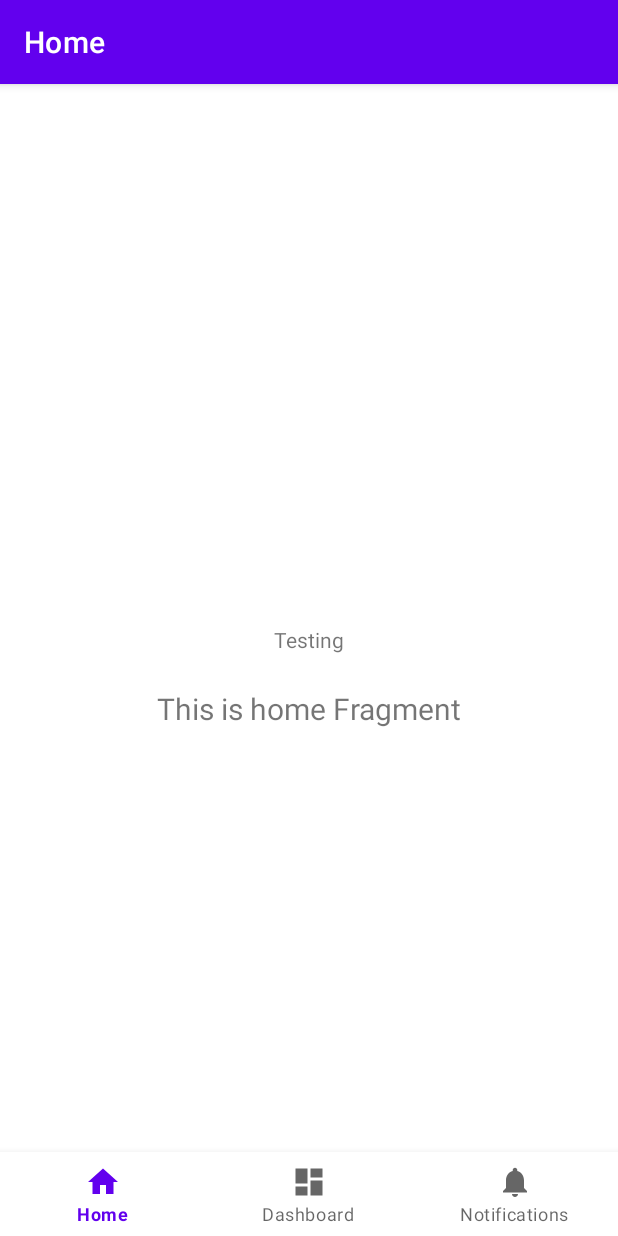
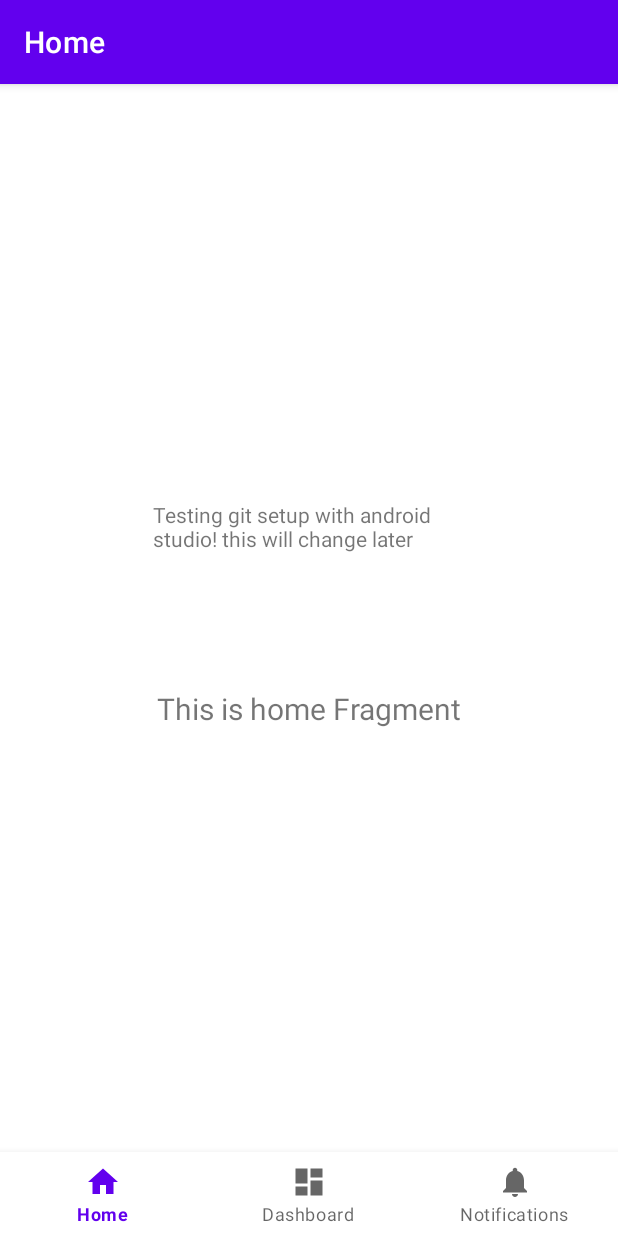
Before and after one commit to aklambert/Wellness-Journal, an Android app: the screen it shows after launch (MainActivity), on a phone screen of 412 x 824 dp. Run offline under Robolectric (Android 15) with nearby library versions, the phone set to English and light mode, and no system bars; our stand-ins replace navigation-ui.

Commit message:
#24, Testing making changes to now mostly setup environment

```diff
--- a/app/src/main/res/layout/activity_main.xml
+++ b/app/src/main/res/layout/activity_main.xml
@@ -33,9 +33,9 @@
 
     <TextView
         android:id="@+id/textView"
-        android:layout_width="wrap_content"
-        android:layout_height="wrap_content"
-        android:text="Testing"
+        android:layout_width="208dp"
+        android:layout_height="186dp"
+        android:text="Testing git setup with android studio! this will change later"
         app:layout_constraintBottom_toTopOf="@+id/nav_view"
         app:layout_constraintEnd_toEndOf="parent"
         app:layout_constraintStart_toStartOf="@+id/nav_host_fragment_activity_main"
```
